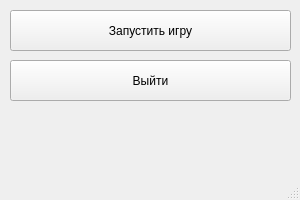
Above: reports/Galanin_Pavel/lab1/src/gpi_osisp5_option5/gpi_mainwindow.ui from BrSTU-PO4-190333/general_5sem_OSiSP before the change. Below: the same form after it.
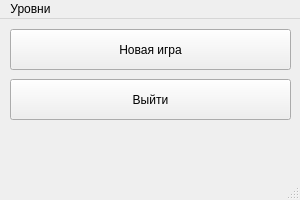
That is the form after the change.

Commit message: lab1/Galanin_Pavel : Updated menu

Diff of the .ui file:
```diff
--- a/reports/Galanin_Pavel/lab1/src/gpi_osisp5_option5/gpi_mainwindow.ui
+++ b/reports/Galanin_Pavel/lab1/src/gpi_osisp5_option5/gpi_mainwindow.ui
@@ -24,7 +24,7 @@
      </rect>
     </property>
     <property name="text">
-     <string>Запустить игру</string>
+     <string>Новая игра</string>
     </property>
    </widget>
    <widget class="QPushButton" name="pushButton_CloseMainWindow">
@@ -50,6 +50,13 @@
      <height>25</height>
     </rect>
    </property>
+   <widget class="QMenu" name="menuLevels">
+    <property name="title">
+     <string>Уровни</string>
+    </property>
+    <addaction name="actionLevel1"/>
+   </widget>
+   <addaction name="menuLevels"/>
   </widget>
   <widget class="QStatusBar" name="statusbar"/>
  </widget>
```
Left out of the diff: 5 changed lines with no effect on the pictures. The commit also changes 5 other files.
